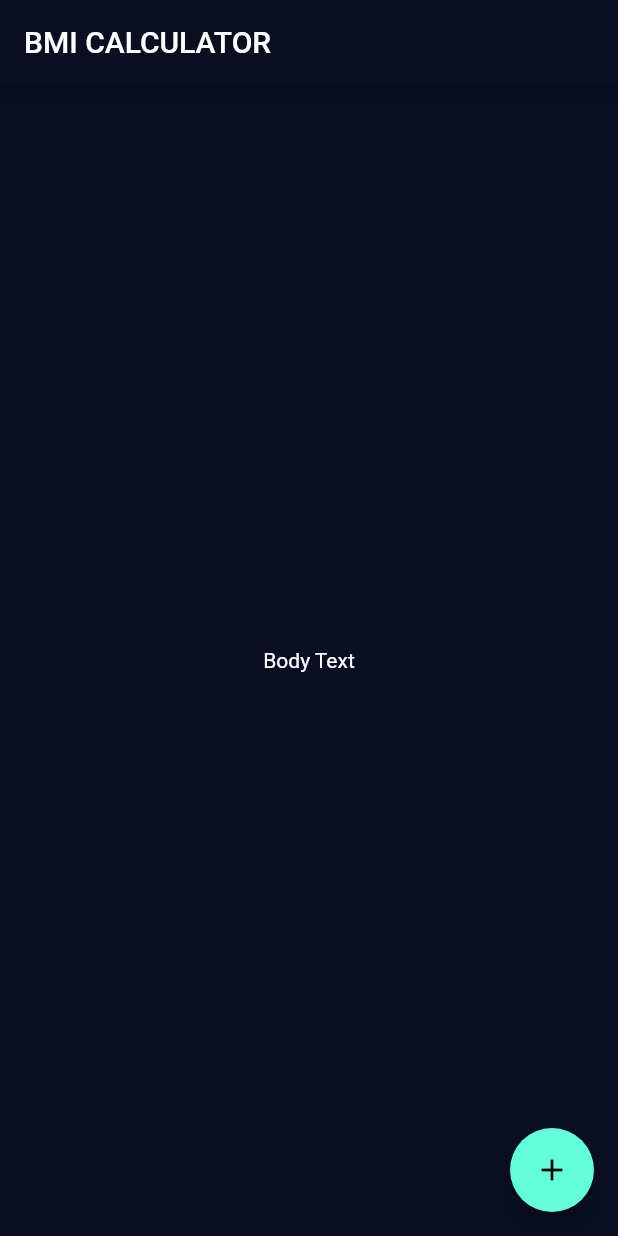
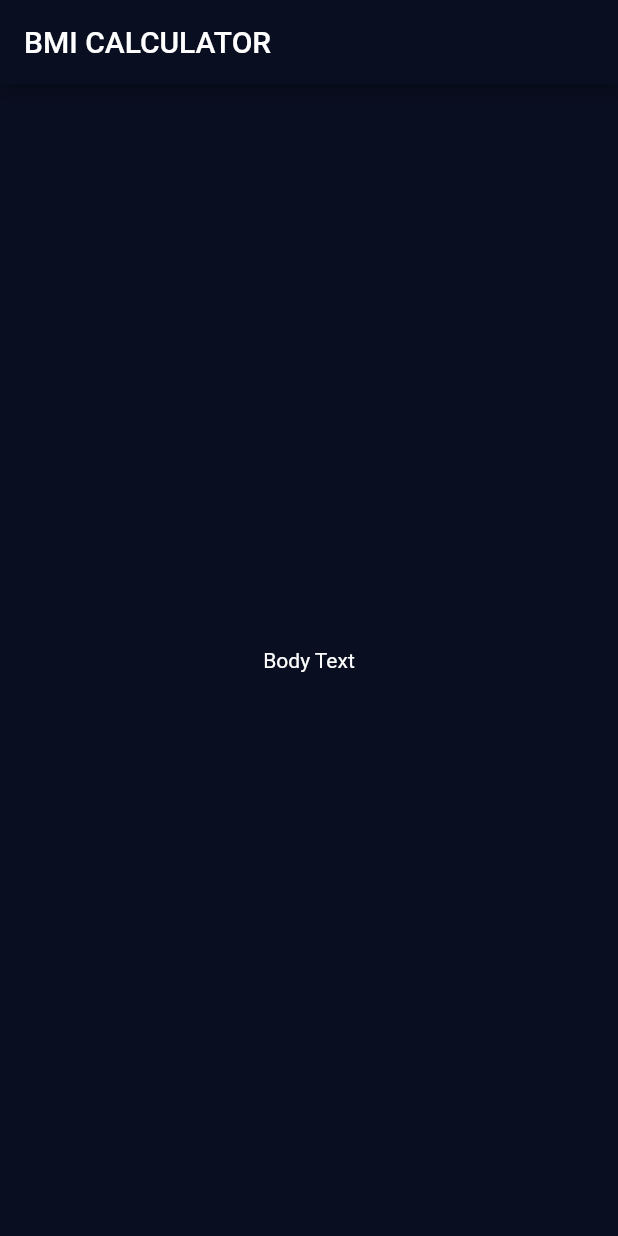
Before and after one commit to Ayushd70/bmi-calculator, a Flutter app: the screen it shows after launch, on a phone screen of 412 x 824 dp. Run offline on Flutter 3.47's test engine with Material 2 defaults, Android fonts, the phone set to English and light mode, and no system bars.

Commit message:
bmi: remove floating widget
*we don't need floating widget in this app

Signed-off-by: Ayush Dubey <ayushdubey70@gmail.com>

```diff
--- a/lib/main.dart
+++ b/lib/main.dart
@@ -30,9 +30,6 @@ class _InputPageState extends State<InputPage> {
       body: Center(
         child: Text('Body Text'),
       ),
-      floatingActionButton: FloatingActionButton(
-        child: Icon(Icons.add),
-      ),
     );
   }
 }
```
